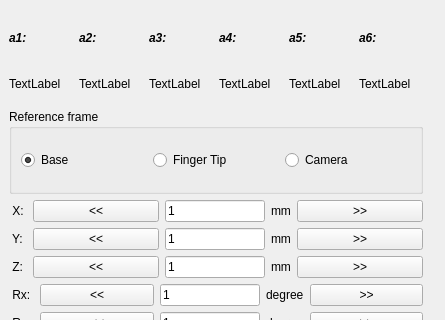
This is TweakRobot.ui in Byeongdulee/UR_12idb as Qt 5 draws it before an edit; both pictures show x 0 to 445 and y 101 to 421 of the 445 by 704 pixel window. The edited form follows.
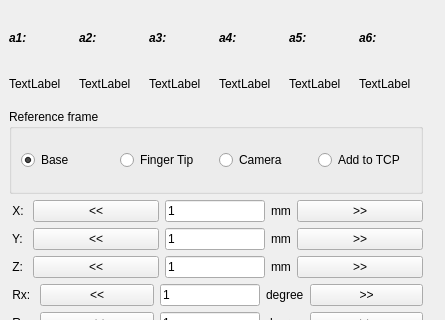
This is the edited form.

Patch:
```diff
--- a/TweakRobot.ui
+++ b/TweakRobot.ui
@@ -79,6 +79,16 @@
              </attribute>
             </widget>
            </item>
+           <item>
+            <widget class="QRadioButton" name="AddtoTCP">
+             <property name="text">
+              <string>Add to TCP</string>
+             </property>
+             <attribute name="buttonGroup">
+              <string notr="true">buttonGroup</string>
+             </attribute>
+            </widget>
+           </item>
           </layout>
          </item>
         </layout>
```
Left out of the diff: 7 changed lines with no effect on the pictures.
